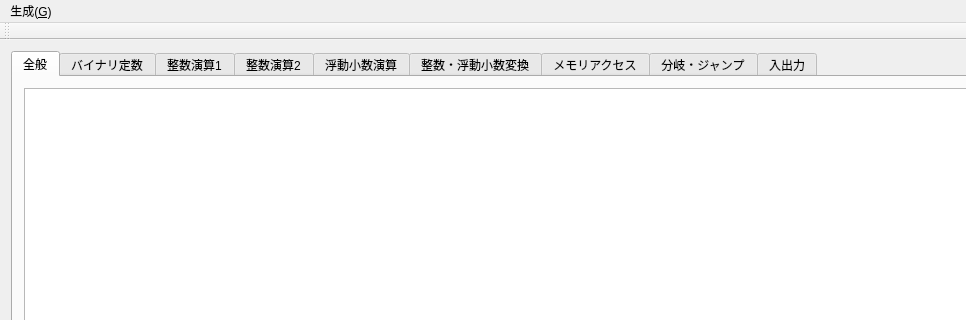
Above: MainWindow.ui from furaga/CPUExSolver2 before the change; both pictures show x 0 to 966 and y 0 to 320 of the 1121 by 791 pixel window. Below: the same form after it.
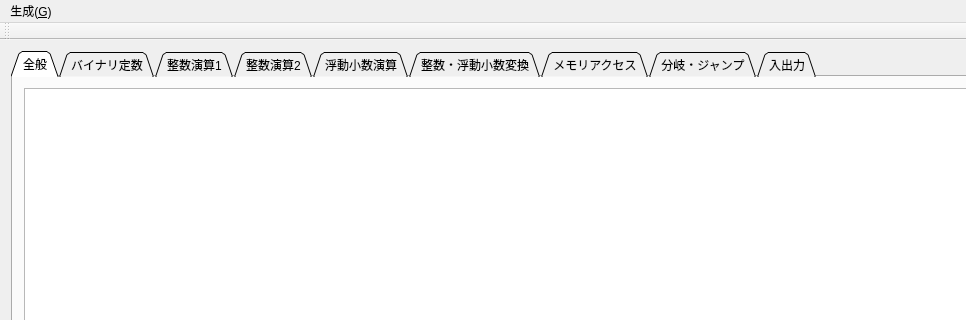
That is the form after the change. The open tabs and pages were chosen to show the change.

Patch:
```diff
--- a/MainWindow.ui
+++ b/MainWindow.ui
@@ -27,7 +27,7 @@
        <enum>QTabWidget::North</enum>
       </property>
       <property name="tabShape">
-       <enum>QTabWidget::Rounded</enum>
+       <enum>QTabWidget::Triangular</enum>
       </property>
       <property name="currentIndex">
        <number>1</number>
```
Left out of the diff: 2 changed lines with no effect on the pictures.
